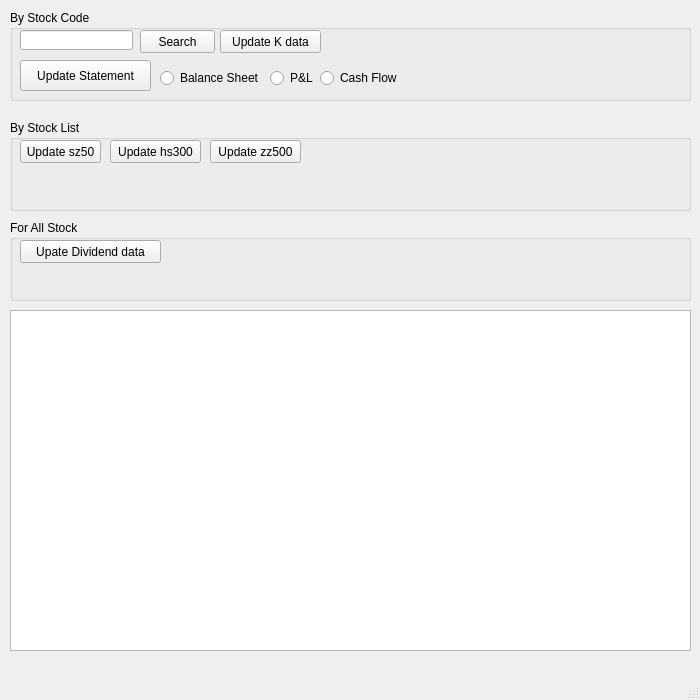
Above: ui/home.ui from ApoloTeam/Apolo before the change. Below: the same form after it.
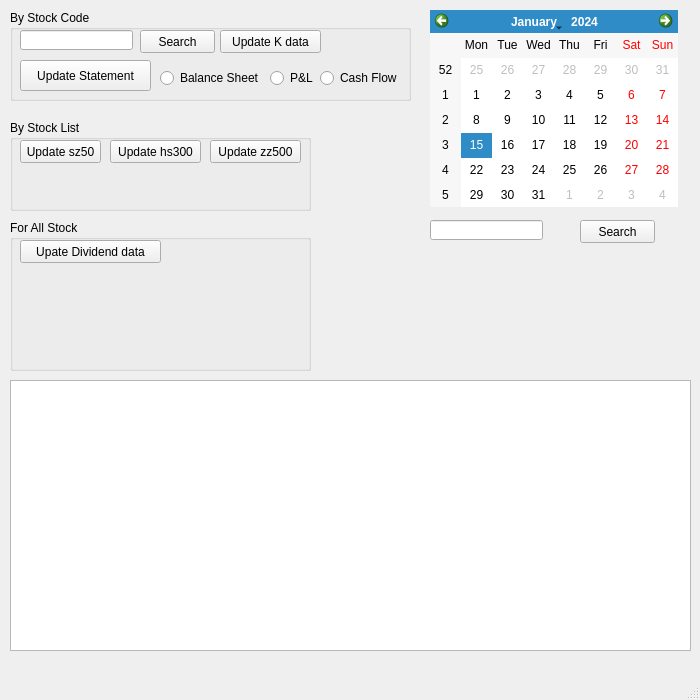
That is the form after the change.

Commit message: Enhanced: k-data, show closing price

```diff
--- a/ui/home.ui
+++ b/ui/home.ui
@@ -19,7 +19,7 @@
      <rect>
       <x>10</x>
       <y>10</y>
-      <width>681</width>
+      <width>401</width>
       <height>91</height>
      </rect>
     </property>
@@ -129,7 +129,7 @@
      <rect>
       <x>10</x>
       <y>120</y>
-      <width>681</width>
+      <width>301</width>
       <height>91</height>
      </rect>
     </property>
@@ -180,9 +180,9 @@
     <property name="geometry">
      <rect>
       <x>10</x>
-      <y>310</y>
+      <y>380</y>
       <width>681</width>
-      <height>341</height>
+      <height>271</height>
      </rect>
     </property>
     <property name="lineWrapMode">
@@ -197,8 +197,8 @@
      <rect>
       <x>10</x>
       <y>220</y>
-      <width>681</width>
-      <height>81</height>
+      <width>301</width>
+      <height>151</height>
      </rect>
     </property>
     <property name="title">
@@ -221,6 +221,39 @@
      </property>
     </widget>
    </widget>
+   <widget class="QCalendarWidget" name="calendarWidget">
+    <property name="geometry">
+     <rect>
+      <x>430</x>
+      <y>10</y>
+      <width>248</width>
+      <height>197</height>
+     </rect>
+    </property>
+   </widget>
+   <widget class="QLineEdit" name="output_curr_price">
+    <property name="geometry">
+     <rect>
+      <x>430</x>
+      <y>220</y>
+      <width>113</width>
+      <height>20</height>
+     </rect>
+    </property>
+   </widget>
+   <widget class="QPushButton" name="btn_search_k_data">
+    <property name="geometry">
+     <rect>
+      <x>580</x>
+      <y>220</y>
+      <width>75</width>
+      <height>23</height>
+     </rect>
+    </property>
+    <property name="text">
+     <string>Search</string>
+    </property>
+   </widget>
   </widget>
   <widget class="QMenuBar" name="menubar">
    <property name="geometry">
```
The commit also changes 8 other files.
